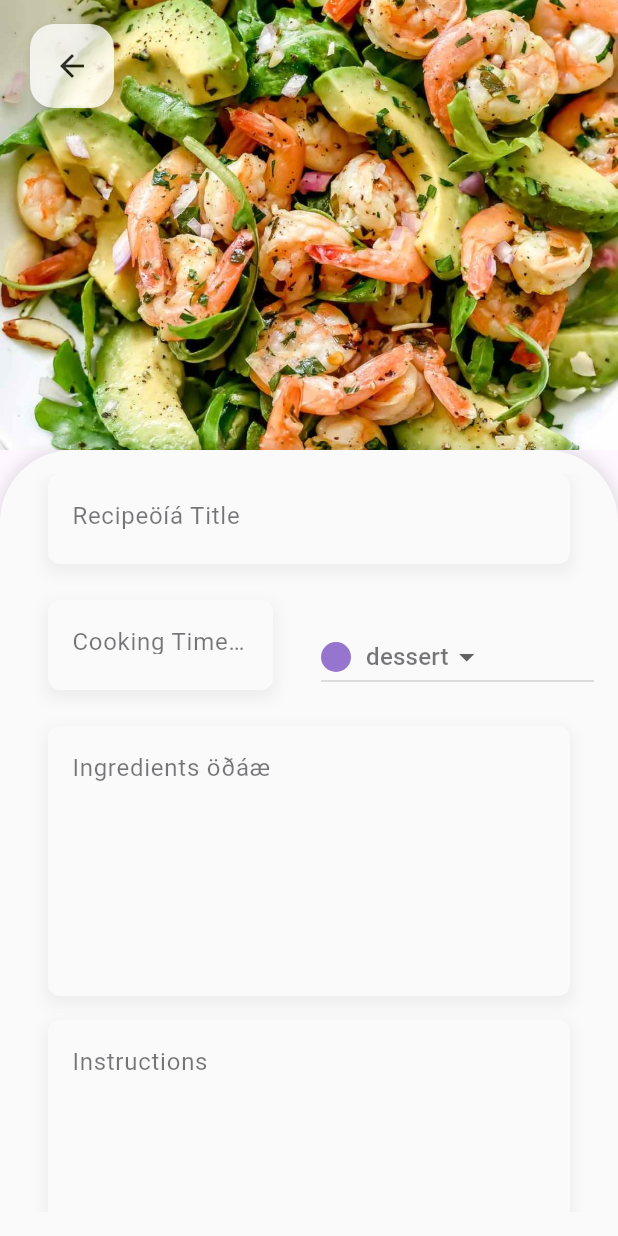
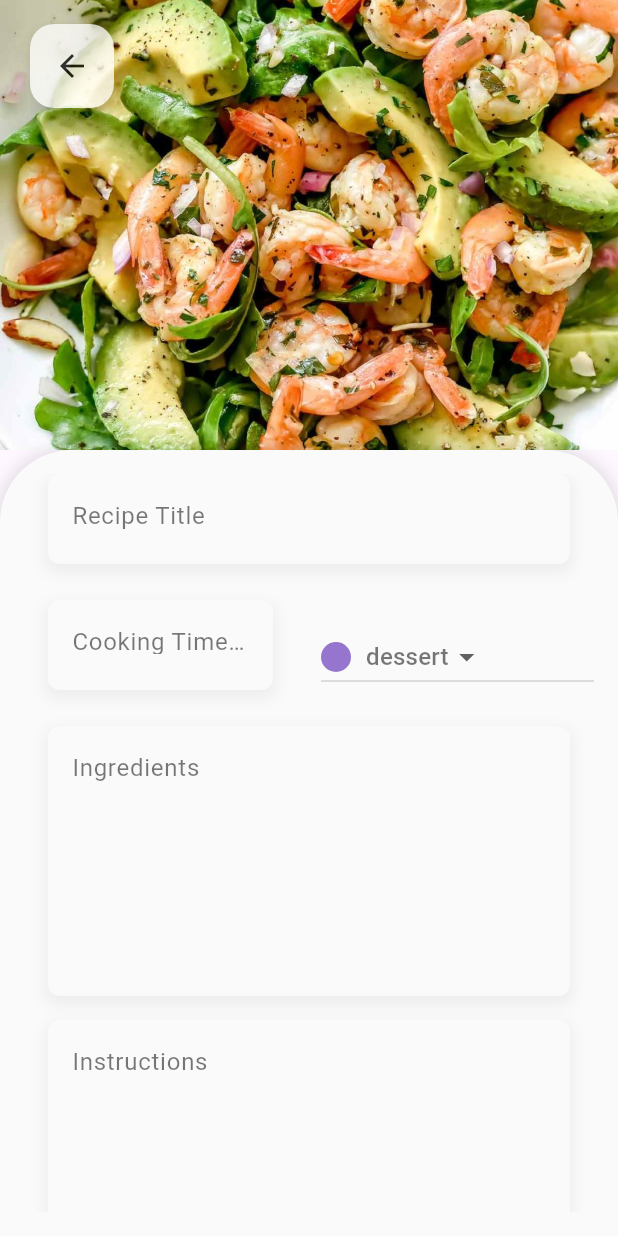
Before and after one commit to BerglindBKK/Lokaverkefni, a Flutter app: the Recipes screen opened directly, after a tap on the "add" icon, on a phone screen of 412 x 824 dp. Run offline on Flutter 3.47's test engine with Material 3 defaults, Android fonts, the light colour scheme and no system bars; our stand-ins replace image_picker; network calls fail.

Commit message:
minor updates, app works

```diff
--- a/lib/models/recipe.dart
+++ b/lib/models/recipe.dart
@@ -12,13 +12,14 @@ const uuid = Uuid();
 enum Category { meat, fish, pasta, salad, dessert }
 
 // Defines icons for each category
+/*
 const categoryIcons = {
   Category.meat: Icons.lunch_dining,
   Category.fish: Icons.flight_takeoff,
   Category.pasta: Icons.movie,
   Category.salad: Icons.work,
   Category.dessert: Icons.work,
-};
+}; */
 
 //defines recipe class. Each recipe is assigned a unique ID using UUID.v4()
 class Recipe {
--- a/lib/recipe_app/screens/add_recipes_screen.dart
+++ b/lib/recipe_app/screens/add_recipes_screen.dart
@@ -1,4 +1,5 @@
 import 'package:flutter/material.dart';
+import 'package:flutter/services.dart'; // Required for input formatters
 import 'package:lokaverkefni/models/recipe.dart';
 import 'package:lokaverkefni/widgets/custom_input_container.dart'; // Import custom input container
 import 'package:lokaverkefni/colors.dart'; // Import the colors file for category color management
@@ -27,29 +28,19 @@ class _AddRecipesState extends State<AddRecipesScreen> {
   final _instructionsController = TextEditingController();
   final _cookingTimeController = TextEditingController();
   final _photoUrlController = TextEditingController();
-  Category _selectedCategory = Category
-      .dessert; // Default selected category is 'dessert'
+  Category _selectedCategory = Category.dessert; // Default selected category is 'dessert'
 
   // Function to handle submitting the recipe data
   void _submitRecipeData() {
     // Check if any of the required fields are empty
-    if (_titleController.text
-        .trim()
-        .isEmpty ||
-        _ingredientsController.text
-            .trim()
-            .isEmpty ||
-        _instructionsController.text
-            .trim()
-            .isEmpty ||
-        _photoUrlController.text
-            .trim()
-            .isEmpty) {
+    if (_titleController.text.trim().isEmpty ||
+        _ingredientsController.text.trim().isEmpty ||
+        _instructionsController.text.trim().isEmpty ||
+        _photoUrlController.text.trim().isEmpty) {
       // If some fields are empty, show an error dialog
       showDialog(
         context: context,
-        builder: (ctx) =>
-            AlertDialog(
+        builder: (ctx) => AlertDialog(
           title: const Text('Error'),
           // Error message
           content: const Text('All fields must be filled out!'),
@@ -154,7 +145,7 @@ class _AddRecipesState extends State<AddRecipesScreen> {
                   children: [
                     // Title input field
                     CustomInputContainer(
-                      labelText: 'Recipeöíá Title',
+                      labelText: 'Recipe Title',
                       controller: _titleController,
                     ),
 
@@ -163,11 +154,12 @@ class _AddRecipesState extends State<AddRecipesScreen> {
                       padding: const EdgeInsets.symmetric(vertical: 8.0),
                       child: Row(
                         children: [
-                          // Cooking Time Input
+                          // Cooking Time Input (numbers only)
                           Expanded(
                             child: CustomInputContainer(
                               labelText: 'Cooking Time (min)',
                               controller: _cookingTimeController,
+                              isNumberField: true, // Restrict input to numbers only
                             ),
                           ),
                           const SizedBox(width: 16),
@@ -179,8 +171,7 @@ class _AddRecipesState extends State<AddRecipesScreen> {
                               // Currently selected category
                               items: Category.values
                                   .map(
-                                    (category) =>
-                                    DropdownMenuItem<Category>(
+                                    (category) => DropdownMenuItem<Category>(
                                   value: category,
                                   child: Row(
                                     children: [
@@ -189,11 +180,9 @@ class _AddRecipesState extends State<AddRecipesScreen> {
                                         width: 20,
                                         height: 20,
                                         decoration: BoxDecoration(
-                                              color: _getCategoryColor(
-                                                  category),
+                                          color: _getCategoryColor(category),
                                           // Color for the category
-                                              shape: BoxShape
-                                                  .circle, // Make it circular
+                                          shape: BoxShape.circle, // Make it circular
                                         ),
                                       ),
                                       const SizedBox(width: 10),
@@ -201,15 +190,13 @@ class _AddRecipesState extends State<AddRecipesScreen> {
                                       Text(
                                         category.name,
                                         style: TextStyle(
-                                              color: Theme
-                                                  .of(context)
+                                          color: Theme.of(context)
                                               .colorScheme
                                               .onSurface
                                               .withOpacity(0.6),
                                           // Matching text color
                                           fontSize: 16,
-                                              fontWeight: FontWeight
-                                                  .w500, // Matching font weight
+                                          fontWeight: FontWeight.w500, // Matching font weight
                                         ),
                                       ),
                                     ],
@@ -221,8 +208,7 @@ class _AddRecipesState extends State<AddRecipesScreen> {
                                 if (value == null)
                                   return; // No change if the value is null
                                 setState(() {
-                                  _selectedCategory =
-                                      value; // Update the selected category
+                                  _selectedCategory = value; // Update the selected category
                                 });
                               },
                             ),
@@ -233,9 +219,10 @@ class _AddRecipesState extends State<AddRecipesScreen> {
 
                     // Ingredients input field (larger height)
                     CustomInputContainer(
-                      labelText: 'Ingredients öðáæ',
+                      labelText: 'Ingredients',
                       controller: _ingredientsController,
                       height: 180,
+                      isNumberField: false, // It should allow text and numbers
                     ),
 
                     // Instructions input field (larger height)
@@ -243,6 +230,7 @@ class _AddRecipesState extends State<AddRecipesScreen> {
                       labelText: 'Instructions',
                       controller: _instructionsController,
                       height: 180,
+                      isNumberField: false, // It should allow text and numbers
                     ),
 
                     // Photo URL input field
@@ -259,8 +247,8 @@ class _AddRecipesState extends State<AddRecipesScreen> {
                       // Submit the recipe data when clicked
                       child: const Text('Save Recipe'),
                       style: ElevatedButton.styleFrom(
-                        padding: const EdgeInsets.symmetric(vertical: 14),
-                        textStyle: const TextStyle(fontSize: 18),
+                        padding: const EdgeInsets.symmetric(vertical: 14, horizontal: 14),
+                        textStyle: const TextStyle(fontSize: 14),
                       ),
                     ),
                     const SizedBox(height: 20),
@@ -297,8 +285,7 @@ class _AddRecipesState extends State<AddRecipesScreen> {
   Color _getCategoryColor(Category category) {
     switch (category) {
       case Category.meat:
-        return AppColors
-            .meat; // Return the 'meat' color from the AppColors class
+        return AppColors.meat; // Return the 'meat' color from the AppColors class
       case Category.fish:
         return AppColors.fish; // Return the 'fish' color
       case Category.pasta:
--- a/lib/widgets/custom_input_container.dart
+++ b/lib/widgets/custom_input_container.dart
@@ -1,4 +1,5 @@
 import 'package:flutter/material.dart';
+import 'package:flutter/services.dart'; // Required for input formatters
 
 // This widget is a custom container for input fields (like TextFields) with a label, customizable height, and styling.
 class CustomInputContainer extends StatelessWidget {
@@ -6,47 +7,51 @@ class CustomInputContainer extends StatelessWidget {
   final TextEditingController controller; // Controller to manage the text input
   final double? height; // Custom height of the container (optional)
   final bool readOnly; // Flag to make the input field read-only (optional, default is false)
+  final bool isNumberField; // Flag to restrict input to numbers only (optional)
 
   const CustomInputContainer({
     super.key,
-    required this.labelText,  // The text that will be used as the label
-    required this.controller, // The controller that controls the input field
-    this.height,             // Optional: Custom height, if not provided it will default to 60
-    this.readOnly = false,   // Optional: If true, the text field is read-only (default is false)
+    required this.labelText,
+    required this.controller,
+    this.height,
+    this.readOnly = false,
+    this.isNumberField = false,  // Default is false, so it allows text and numbers
   });
 
   @override
   Widget build(BuildContext context) {
     return Container(
       width: double.infinity, // The container takes up the full width of the screen
-      padding: const EdgeInsets.symmetric(vertical: 0, horizontal: 16), // Padding inside the container for proper spacing
-      margin: const EdgeInsets.only(bottom: 16, right: 16, left: 16), // Margin around the container to give it space from others
+      padding: const EdgeInsets.symmetric(vertical: 0, horizontal: 16),
+      margin: const EdgeInsets.only(bottom: 16, right: 16, left: 16),
       decoration: BoxDecoration(
         color: Colors.grey[50], // Light grey background color for the input container
         borderRadius: BorderRadius.circular(8), // Rounded corners for the container
         boxShadow: [
           BoxShadow(
-            color: Colors.black.withOpacity(0.05), // Light shadow for subtle depth
-            offset: const Offset(0, 4), // Position of the shadow (x, y)
-            blurRadius: 8, // How blurred the shadow is
-            spreadRadius: 2, // How far the shadow spreads
+            color: Colors.black.withOpacity(0.05),
+            offset: const Offset(0, 4),
+            blurRadius: 8,
+            spreadRadius: 2,
           ),
         ],
       ),
       child: SizedBox(
-        height: height ?? 60, // If height is provided, use it; otherwise, default to 60
+        height: height ?? 60, // Default height, can be adjusted
         child: TextField(
-          controller: controller, // The controller that manages text input
-          readOnly: readOnly, // Determines if the text field is editable or not
-          maxLines: null, // Allow multiple lines of text in the input field
-          keyboardType: TextInputType.multiline, // Set the keyboard to multiline mode (for long text)
+          controller: controller,
+          readOnly: readOnly,
+          maxLines: null, // Allow multiline input
+          keyboardType: isNumberField
+              ? TextInputType.numberWithOptions(decimal: true)
+              : TextInputType.multiline, // Multiline keyboard or number keyboard
           decoration: InputDecoration(
-            labelText: labelText, // The label to display inside the text field (e.g., 'Recipe Title')
+            labelText: labelText,
             labelStyle: TextStyle(
-              color: Theme.of(context).colorScheme.onSurface.withOpacity(0.6), // Slightly faded label color for better visibility
+              color: Theme.of(context).colorScheme.onSurface.withOpacity(0.6),
             ),
-            border: InputBorder.none, // Removes the default border of the text field to make it cleaner
-            contentPadding: const EdgeInsets.symmetric(vertical: 8.0), // Padding inside the text field for better spacing
+            border: InputBorder.none,
+            contentPadding: const EdgeInsets.symmetric(vertical: 8.0),
           ),
         ),
       ),
--- a/lib/widgets/recipe_card.dart
+++ b/lib/widgets/recipe_card.dart
@@ -86,8 +86,8 @@ class RecipeCard extends StatelessWidget {
                   borderRadius: BorderRadius.circular(8),
                   child: Image.asset(
                     _getCategoryDefaultImage(recipe.category), // Display default image
-                    width: 120,
-                    height: 120,
+                    width: 130,
+                    height: 130,
                     fit: BoxFit.cover,
                   ),
                 ),
@@ -116,18 +116,18 @@ class RecipeCard extends StatelessWidget {
                           ),
                           const Spacer(),
                           Container(
-                            padding: const EdgeInsets.symmetric(horizontal: 8, vertical: 4),
+                            padding: const EdgeInsets.symmetric(horizontal: 16, vertical: 2),
                             decoration: BoxDecoration(
                               color: _getCategoryColor(recipe.category),
-                              borderRadius: BorderRadius.circular(8),
+                              borderRadius: BorderRadius.circular(12),
                             ),
                             child: Row(
                               children: [
-                                Icon(
+                                /*Icon(
                                   categoryIcons[recipe.category],
                                   color: Colors.white,
                                   size: 16,
-                                ),
+                                ),*/
                                 const SizedBox(width: 4),
                                 Text(
                                   recipe.category.toString().split('.').last,
```
Lines whose indentation alone changed are shown as unchanged.
